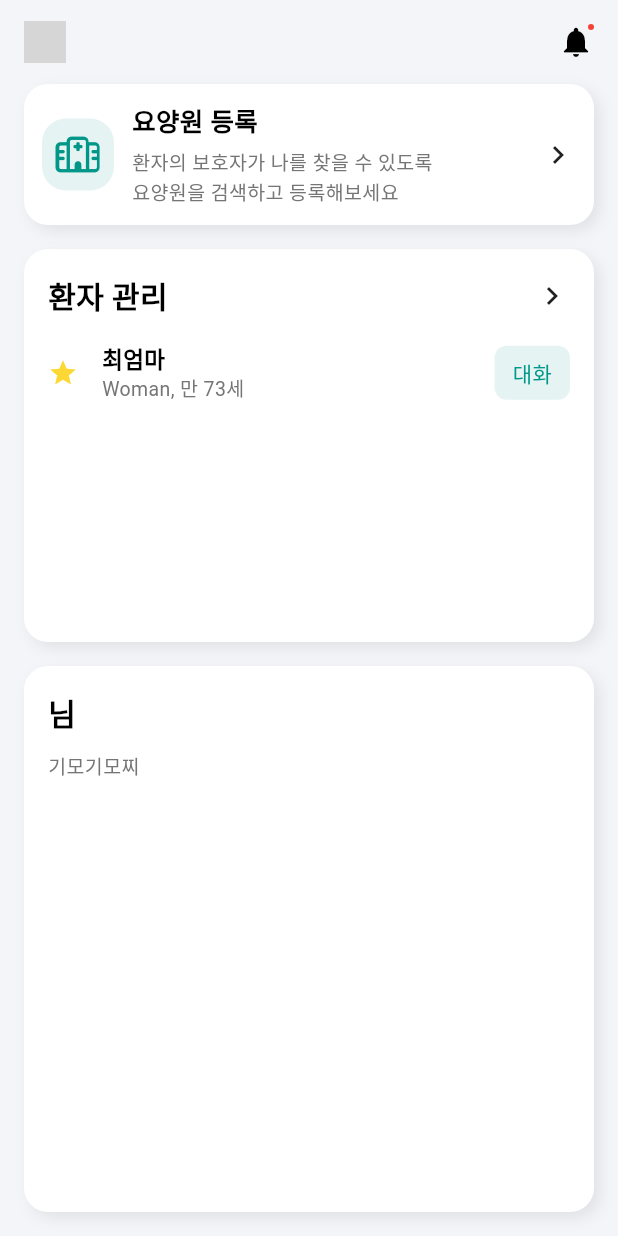
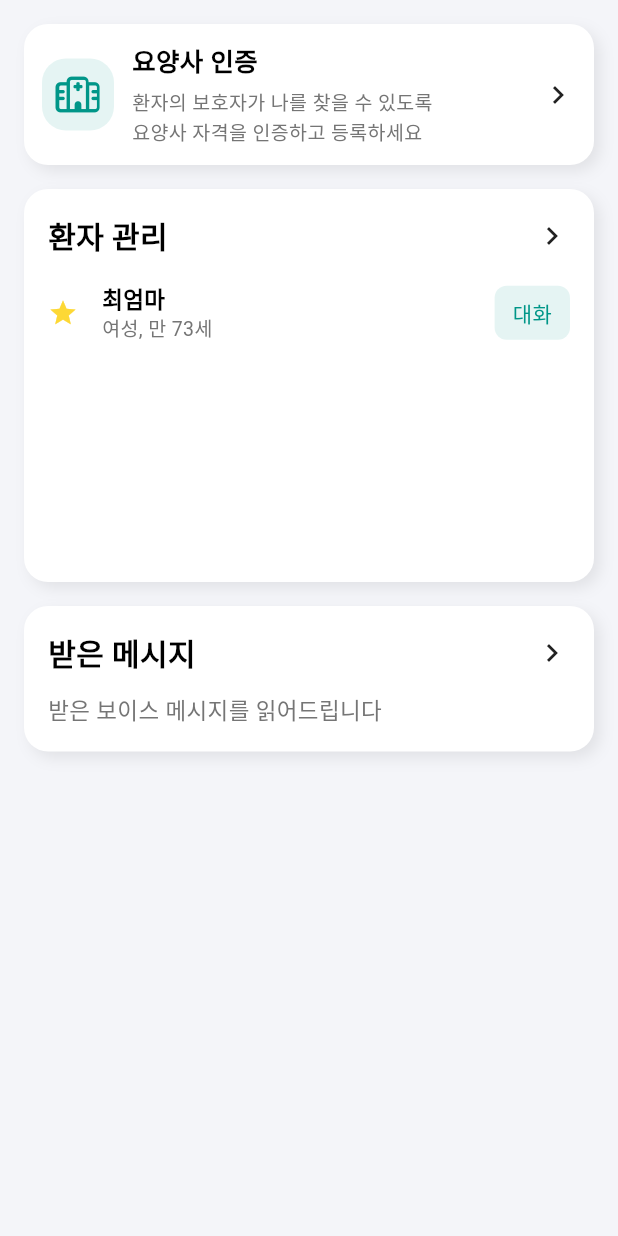
Before and after one commit to DDOLDDOL/my_childrens_voice_app, a Flutter app: the CaregiverMainView widget shown alone on an empty page, opened directly with empty values, on a phone screen of 412 x 824 dp. Run offline on Flutter 3.47's test engine with Material 2 defaults, Android fonts, the phone set to English and light mode, and no system bars; our stand-ins replace audioplayers, dio, firebase_core, flutter_bloc, flutter_local_notifications, flutter_spinkit and 4 more; missing offline and left inert: flutter_sound; accounts and stored records are empty; generated files the repository leaves out were written again; statements that could not run were skipped; grey boxes are pictures that could not be loaded.

Commit message:
feat: Update app

```diff
--- a/lib/caregiver/repository/caregiver_repository.dart
+++ b/lib/caregiver/repository/caregiver_repository.dart
@@ -19,7 +19,7 @@ class CaregiverRepository {
         'id': 1,
         'name': '최엄마',
         'birthDate': '1950-08-07',
-        'gender': 'Woman',
+        'gender': '여성',
         'personalCode': 'QXf1_454',
         'important': true,
       },
@@ -27,7 +27,7 @@ class CaregiverRepository {
         'id': 2,
         'name': '황아빠',
         'birthDate': '1945-11-20',
-        'gender': 'Man',
+        'gender': '남성',
         'personalCode': 'QXf9_222',
         'important': false,
       },
@@ -35,4 +35,12 @@ class CaregiverRepository {
 
     return (response as List).map((data) => Inpatient.fromJson(data)).toList();
   }
+
+  Future<List<String>> fetchReceivedMessages() async {
+    return [
+      '엄마 사랑해. 밥 먹었어?',
+      '엄마 사랑해. 밥 먹었어?',
+      '엄마 사랑해. 밥 먹었어?',
+    ];
+  }
 }
--- a/lib/caregiver/views/caregiver_main_view.dart
+++ b/lib/caregiver/views/caregiver_main_view.dart
@@ -4,6 +4,91 @@ import 'package:my_childrens_voice_app/caregiver/views/views.dart';
 import 'package:my_childrens_voice_app/common/commons.dart';
 
 import '../screens/screens.dart';
+
+// class CaregiverMainView extends StatelessWidget {
+//   const CaregiverMainView({
+//     Key? key,
+//     required this.user,
+//   }) : super(key: key);
+//
+//   final User user;
+//
+//   @override
+//   Widget build(BuildContext context) {
+//     return Column(
+//       children: [
+//         const _AppBar(),
+//         Expanded(
+//           child: Padding(
+//             padding: const EdgeInsets.all(16).copyWith(top: 0),
+//             child: Column(
+//               children: [
+//                 _Wrapper(
+//                   onTap: () {
+//                     Navigator.of(context).push(
+//                       MaterialPageRoute(
+//                         builder: (_) => const NursingHomeSearchingScreen(),
+//                       ),
+//                     );
+//                   },
+//                   title: '요양원 등록',
+//                   subtitle: '환자의 보호자가 나를 찾을 수 있도록\n요양원을 검색하고 등록해보세요',
+//                   prefix: const FaIcon(
+//                     FontAwesomeIcons.hospital,
+//                     size: 24,
+//                     color: Colors.teal,
+//                   ),
+//                   prefixBackgroundColor: Colors.teal.withOpacity(0.1),
+//                   suffix: const Icon(Icons.keyboard_arrow_right_outlined),
+//                 ),
+//                 const SizedBox(height: 16),
+//                 const ImportantInpatientListView(),
+//                 const SizedBox(height: 16),
+//                 Expanded(
+//                   child: _Wrapper2(
+//                     backgroundColor: Colors.grey.shade50,
+//                     onTap: () {
+//                       Navigator.of(context).push(
+//                         MaterialPageRoute(
+//                           builder: (_) => const MessageSendingScreen(),
+//                         ),
+//                       );
+//                     },
+//                     title: '${user.name}님',
+//                     content: Row(
+//                       children: [
+//                         Text('기모기모찌', style: TextStyles.subtitle),
+//                       ],
+//                     ),
+//                   ),
+//                 ),
+//                 const SizedBox(height: 16),
+//                 Expanded(
+//                   child: _Wrapper2(
+//                     backgroundColor: Colors.grey.shade50,
+//                     onTap: () {
+//                       Navigator.of(context).push(
+//                         MaterialPageRoute(
+//                           builder: (_) => const ReceivedMessageListScreen(),
+//                         ),
+//                       );
+//                     },
+//                     title: '${user.name}님',
+//                     content: Row(
+//                       children: [
+//                         Text('기모기모찌', style: TextStyles.subtitle),
+//                       ],
+//                     ),
+//                   ),
+//                 ),
+//               ],
+//             ),
+//           ),
+//         ),
+//       ],
+//     );
+//   }
+// }
 
 class CaregiverMainView extends StatelessWidget {
   const CaregiverMainView({
@@ -15,12 +100,13 @@ class CaregiverMainView extends StatelessWidget {
 
   @override
   Widget build(BuildContext context) {
-    return Column(
+    return SafeArea(
+      child: Column(
         children: [
-        const _AppBar(),
+          // const _AppBar(),
           Expanded(
             child: Padding(
-            padding: const EdgeInsets.all(16).copyWith(top: 0),
+              padding: const EdgeInsets.all(16),
               child: Column(
                 children: [
                   _Wrapper(
@@ -31,8 +117,8 @@ class CaregiverMainView extends StatelessWidget {
                         ),
                       );
                     },
-                  title: '요양원 등록',
-                  subtitle: '환자의 보호자가 나를 찾을 수 있도록\n요양원을 검색하고 등록해보세요',
+                    title: '요양사 인증',
+                    subtitle: '환자의 보호자가 나를 찾을 수 있도록\n요양사 자격을 인증하고 등록하세요',
                     prefix: const FaIcon(
                       FontAwesomeIcons.hospital,
                       size: 24,
@@ -42,17 +128,25 @@ class CaregiverMainView extends StatelessWidget {
                     suffix: const Icon(Icons.keyboard_arrow_right_outlined),
                   ),
                   const SizedBox(height: 16),
-                ImportantInpatientListView(),
+                  const ImportantInpatientListView(),
                   const SizedBox(height: 16),
-                Expanded(
-                  child: _Wrapper2(
+                  _Wrapper2(
                     backgroundColor: Colors.grey.shade50,
-                    title: '${user.name}님',
+                    onTap: () {
+                      Navigator.of(context).push(
+                        MaterialPageRoute(
+                          builder: (_) => const ReceivedMessageListScreen(),
+                        ),
+                      );
+                    },
+                    title: '받은 메시지',
                     content: Row(
                       children: [
-                        Text('기모기모찌', style: TextStyles.subtitle),
+                        Text(
+                          '받은 보이스 메시지를 읽어드립니다',
+                          style: TextStyles.subtitle.copyWith(fontSize: 15),
+                        ),
                       ],
-                    ),
                     ),
                   ),
                 ],
@@ -60,6 +154,7 @@ class CaregiverMainView extends StatelessWidget {
             ),
           ),
         ],
+      ),
     );
   }
 }
@@ -176,11 +271,16 @@ class _Wrapper2 extends StatelessWidget {
     return GestureDetector(
       onTap: onTap,
       child: Wrapper(
-        backgroundColor: backgroundColor,
         child: Column(
           crossAxisAlignment: CrossAxisAlignment.start,
           children: [
+            Row(
+              children: [
                 Text(title, style: TextStyles.h1),
+                const Spacer(),
+                Icon(Icons.keyboard_arrow_right_outlined)
+              ],
+            ),
             const SizedBox(height: 12),
             content,
           ],
--- /dev/null
+++ b/lib/guardian/repository/guardian_respository.dart
@@ -0,0 +1,75 @@
+import 'package:my_childrens_voice_app/api/api.dart';
+
+class GuardianRepository {
+  const GuardianRepository(this._client);
+
+  final RestApiClient _client;
+
+  List<String> getRecordingSentenceList() {
+    return [
+      '그는 괜찮은 척 하려고 애쓰는 것 같았다',
+      '그녀의 사랑을 얻기 위해 애썼지만 헛수고였다',
+      '용돈을 아껴 써라',
+      '그는 아내를 많이 아낀다',
+      '그 애 전화번호 알아?',
+      '차에 대해 잘 아세요?',
+      '거기 도착하면 나한테 알려줘',
+      '그들은 내가 시험에 떨어졌다고 알려 왔다',
+      '나는 살아오면서 감기를 앓은 적이 한 번도 없다',
+      '사흘 동안 심하게 몸살을 앓았어요',
+      '요즘 공부가 안 돼요',
+      '장사가 잘 안돼서 우울해',
+      '그녀는 이유를 묻지 않고 돈을 빌려 주었다',
+      '내가 아기를 안고 있을게',
+      '엄마는 말없이 나를 꼭 안아 주셨다',
+      '자리에 앉으세요',
+      '한 여자가 내 옆에 앉았다',
+      '114에 전화를 해서 번호를 알아보시지 그러세요?',
+      '그는 절대 다른 사람의 의견을 받아들이지 않는다',
+      '어디에서 영어를 배우셨어요?',
+      '이거 다른 걸로 바꿀 수 있을까요?',
+      '색깔을 바꾸는 게 나을 거 같아',
+      '소영이 좀 바꿔 주세요',
+      '눈이 얼음으로 바뀌었어',
+      '핸드폰이 네 거랑 바뀐 거 같아',
+      '그 차는 들판에 버려진 채 발견됐다',
+      '이번 달 초에 상어떼가 해안가에서 발견됐다',
+      '오타를 발견하시는 분께 사례하겠습니다',
+      '정신분석학은 20세기에 급격히 발전했다',
+      '한국어 실력이 날이 갈수록 발전하는 것을 보니 기쁩니다',
+      '죄송하지만 제 이름을 밝힐 수는 없어요',
+      '정전이 되어 촛불을 밝혔다',
+      '모두가 시험에 통과했음을 발표하게 되어 기쁘게 생각합니다',
+      '그 밴드는 첫 음반을 발표한 직후에 해체했다',
+      '화재가 발생하지 않도록 조심해라',
+      '어제 일본에서 태풍이 발생했다',
+      '돌고래는 지능이 발달했다',
+      '이 지역에는 농업이 발달했어요',
+      '그녀는 내 제안에 반대했다',
+      '저는 무력 사용을 반대합니다',
+      '밤늦게 남의 집을 방문하는 것은 실례다',
+      '저희 회사에 방문해 주셔서 감사드립니다',
+      '너는 브레이크를 너무 세게 밟아',
+      '어떤 남자가 지하철에서 내 발을 밟고 모른 척했다',
+      '그녀는 호기심으로 가득찬 눈으로 나를 바라보았다',
+      '이 문제는 제3자의 시각에서 바라볼 필요가 있어',
+      '저한테 너무 많은 걸 바라지 마세요',
+      '빨리 나으시길 바랍니다',
+      '입술에 침이나 바르고 말해',
+      '나는 생일 선물로 책을 받았다',
+    ];
+  }
+
+  Future<int> checkVoiceModelExists() async {
+    // temp: 0 - no model, 1 - training, 2 - exists
+    return 2;
+  }
+
+  Future<List<String>> fetchSentMessages() async {
+    return [
+      // '엄마 사랑해. 밥 먹었어?',
+      // '엄마 사랑해. 밥 먹었어?',
+      // '엄마 사랑해. 밥 먹었어?',
+    ];
+  }
+}
--- /dev/null
+++ b/lib/guardian/repository/repository.dart
@@ -0,0 +1 @@
+export 'guardian_respository.dart';
```
Also changed, not shown: lib/common/views/error_view.dart (+23 -7 lines), lib/guardian/widgets/sentence_viewer.dart (added, +10 -0 lines), assets/images/children.png (added), assets/images/family.png (added), assets/images/parent-and-me.png (added), assets/images/recording.png (added), assets/images/toss-logo.jpeg (added), lib/common/styles/text_styles.dart (indentation only), lib/home/widgets/widgets.dart (added), 2 other files. Lines whose indentation alone changed are shown as unchanged.
